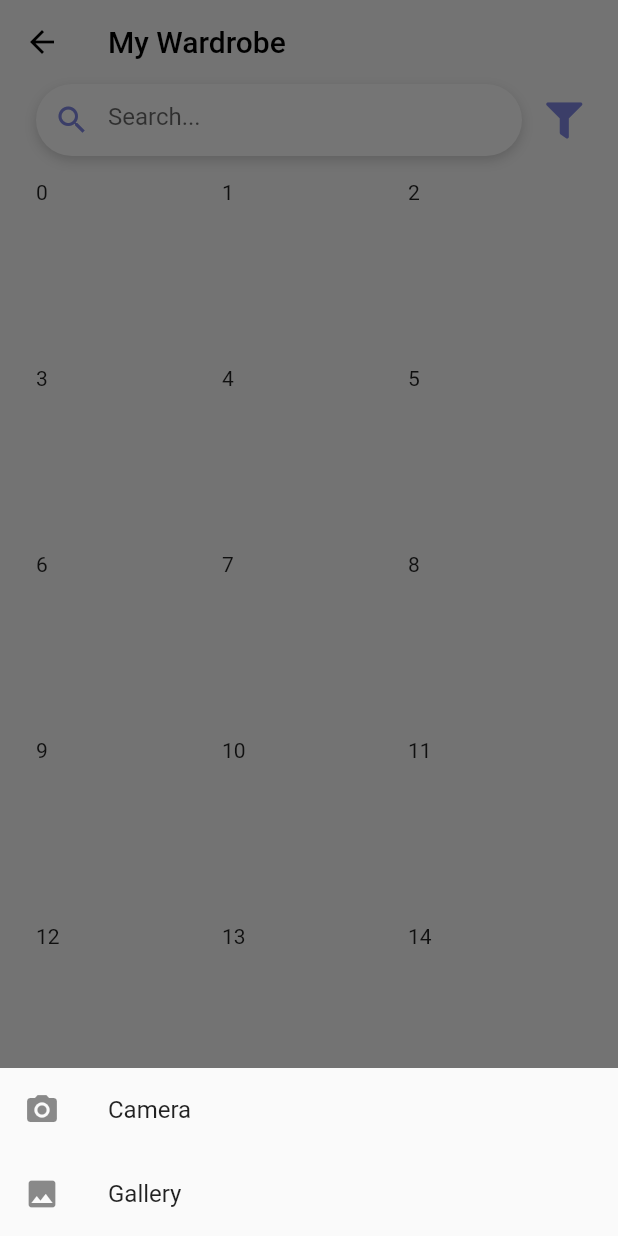
After one commit to samuelchanx/beyondhack-app, a Flutter app: the MyWardrobePage screen opened by its route, after a tap on the "add circle outline" icon, on a phone screen of 412 x 824 dp. The commit adds this screen. Run offline on Flutter 3.47's test engine with Material 2 defaults, Android fonts, the phone set to English and light mode, and no system bars; our stand-ins replace adaptive_dialog, animate_do, app_links, chat_bubbles, dartx, equatable and 12 more; missing offline and left inert: artemis, gql, nhost_graphql_adapter, nhost_sdk, sign_button; accounts and stored records are empty.

Commit message:
feat: add my wardrobe page

```diff
--- /dev/null
+++ b/lib/data/model/wardrobe/wardrobe_item.f.dart
@@ -0,0 +1,15 @@
+import 'package:freezed_annotation/freezed_annotation.dart';
+
+part 'wardrobe_item.f.freezed.dart';
+part 'wardrobe_item.f.g.dart';
+
+@freezed
+class WardrobeItem with _$WardrobeItem {
+  const WardrobeItem._();
+  factory WardrobeItem(
+    int id,
+    String imageId,
+  ) = _WardrobeItem;
+
+  factory WardrobeItem.fromJson(Map<String, dynamic> json) => _$WardrobeItemFromJson(json);
+}
--- a/lib/features/splash/splash_page.dart
+++ b/lib/features/splash/splash_page.dart
@@ -46,7 +46,7 @@ class _SplashPageState extends State<SplashPage> {
       isLoggedIn = true;
     } catch (e) {
       isLoggedIn = false;
-      logger.i('Not logged in');
+      logger.i('Not logged in: $e');
     }
   }
 
--- /dev/null
+++ b/lib/features/wardrobe/my_wardrobe_page.dart
@@ -0,0 +1,107 @@
+import 'package:beyondhack/features/wardrobe/viewmodel/my_wardrobe_viewmodel.dart';
+import 'package:beyondhack/features/wardrobe/widgets/my_wardrobe_images.dart';
+import 'package:beyondhack/ui/components/app_styled_icon.dart';
+import 'package:beyondhack/ui/components/button/app_elevated_button.dart';
+import 'package:beyondhack/ui/styles/app_colors.dart';
+import 'package:beyondhack/ui/styles/app_styles.dart';
+import 'package:beyondhack/ui/utils/get_view_model.dart';
+import 'package:beyondhack/ui/utils/image_picker_utils.dart';
+import 'package:beyondhack/ui/utils/ui_helper.dart';
+import 'package:flutter/material.dart';
+import 'package:font_awesome_flutter/font_awesome_flutter.dart';
+import 'package:get/get.dart';
+
+class MyWardrobePage extends StatefulWidget {
+  const MyWardrobePage({
+    Key? key,
+  }) : super(key: key);
+
+  @override
+  State<MyWardrobePage> createState() => _MyWardrobePageState();
+}
+
+class _MyWardrobePageState extends State<MyWardrobePage> with GetViewModel<MyWardrobeViewmodel> {
+  String searchKeyword = '';
+
+  @override
+  Widget build(BuildContext context) {
+    Get.put(MyWardrobeViewmodel());
+    return Container(
+      decoration: BoxDecoration(
+        gradient: LinearGradient(
+          begin: Alignment.topRight,
+          end: Alignment.bottomLeft,
+          colors: [
+            const Color(0xffE1F3EF),
+            const Color(0xffFBE8DB),
+            const Color(0xffD8E8ED).withOpacity(0.4),
+          ],
+        ),
+      ),
+      child: Scaffold(
+        bottomNavigationBar: GetBuilder<MyWardrobeViewmodel>(builder: (viewModel) {
+          if (viewModel.selectedWardrobeItems.isEmpty) {
+            return SizedBox();
+          }
+          return Column(
+            mainAxisSize: MainAxisSize.min,
+            mainAxisAlignment: MainAxisAlignment.end,
+            children: [
+              AppElevatedButton(
+                text: 'Change avalibility',
+              ),
+              AppElevatedButton(
+                text: 'Delete',
+              ),
+            ],
+          );
+        }),
+        floatingActionButton: const AppStyledIcon(
+          icon: Icons.add_circle_outline_rounded,
+        ).bounce(
+          onTap: () {
+            viewModel.pickImage();
+          },
+        ),
+        appBar: AppBar(
+          backgroundColor: Colors.transparent,
+          elevation: 0,
+          foregroundColor: Colors.black,
+          title: const Text('My Wardrobe'),
+        ),
+        body: Column(
+          children: [
+            Row(
+              children: [
+                TextField(
+                  decoration: const InputDecoration(
+                    hintText: 'Search...',
+                    border: InputBorder.none,
+                    prefixIcon: Icon(
+                      Icons.search,
+                      color: AppColors.deeperPurple,
+                    ),
+                  ),
+                  onChanged: (val) => searchKeyword = val,
+                )
+                    .decorated(
+                      borderRadius: BorderRadius.circular(132),
+                      color: Colors.white,
+                      boxShadow: AppStyles.appBoxShadows,
+                    )
+                    .expanded(),
+                const FaIcon(
+                  FontAwesomeIcons.filter,
+                  color: AppColors.deeperPurple,
+                ).padding(left: 16),
+              ],
+            ).padding(horizontal: 24),
+            const Expanded(
+              child: MyWardrobeImages(),
+            ),
+          ],
+        ),
+      ),
+    );
+  }
+}
--- /dev/null
+++ b/lib/features/wardrobe/viewmodel/my_wardrobe_viewmodel.dart
@@ -0,0 +1,16 @@
+import 'package:beyondhack/data/model/wardrobe/wardrobe_item.f.dart';
+import 'package:beyondhack/ui/utils/image_picker_utils.dart';
+import 'package:get/get_state_manager/get_state_manager.dart';
+
+class MyWardrobeViewmodel extends GetxController {
+  List<WardrobeItem> selectedWardrobeItems = [];
+  void pickImage() async {
+    final filePaths = await ImagePickerUtils.pickImage();
+    if (filePaths?.isEmpty ?? true) {
+      return;
+    }
+    // TODO:
+  }
+
+  Future _fetchWardrobeImages() async {}
+}
--- /dev/null
+++ b/lib/features/wardrobe/widgets/my_wardrobe_images.dart
@@ -0,0 +1,27 @@
+import 'package:beyondhack/features/wardrobe/viewmodel/my_wardrobe_viewmodel.dart';
+import 'package:beyondhack/ui/utils/ui_helper.dart';
+import 'package:flutter/material.dart';
+import 'package:get/get.dart';
+
+class MyWardrobeImages extends StatelessWidget with GetViewModel<MyWardrobeViewmodel> {
+  const MyWardrobeImages({
+    Key? key,
+  }) : super(key: key);
+
+  @override
+  Widget build(BuildContext context) {
+    return GridView.builder(
+      gridDelegate: const SliverGridDelegateWithFixedCrossAxisCount(
+        crossAxisCount: 3,
+        mainAxisSpacing: 8,
+        crossAxisSpacing: 8,
+      ),
+      itemBuilder: (context, index) {
+        return Text(index.toString());
+      },
+    ).paddingSymmetric(
+      horizontal: 24,
+      vertical: 16,
+    );
+  }
+}
--- a/lib/routes/app_pages.dart
+++ b/lib/routes/app_pages.dart
@@ -1,6 +1,7 @@
 import 'package:beyondhack/features/auth/pages/login_page.dart';
 import 'package:beyondhack/features/home/home_page.dart';
 import 'package:beyondhack/features/splash/splash_page.dart';
+import 'package:beyondhack/features/wardrobe/my_wardrobe_page.dart';
 import 'package:get/get.dart';
 
 String routeName<T>(T route) => '/$route';
@@ -10,5 +11,9 @@ class AppPages {
     GetPage(page: () => const SplashPage(), name: routeName(SplashPage)),
     GetPage(page: () => const LoginPage(), name: routeName(LoginPage)),
     GetPage(page: () => const HomePage(), name: routeName(HomePage)),
+    GetPage(
+      page: () => const MyWardrobePage(),
+      name: routeName(MyWardrobePage),
+    ),
   ];
 }
--- a/lib/ui/styles/app_styles.dart
+++ b/lib/ui/styles/app_styles.dart
@@ -8,4 +8,11 @@ class AppStyles {
       Color(0xffF4CDC9).withOpacity(0.5),
     ],
   );
+  static const appBoxShadows = [
+    BoxShadow(
+      color: Color(0x29000000),
+      offset: Offset(0, 3),
+      blurRadius: 6,
+    )
+  ];
 }
--- /dev/null
+++ b/lib/ui/utils/get_view_model.dart
@@ -0,0 +1,6 @@
+import 'package:get/get.dart';
+
+mixin GetViewModel<T> {
+  T get viewModel => GetInstance().find<T>();
+  T get controller => GetInstance().find<T>();
+}
--- /dev/null
+++ b/lib/ui/utils/image_picker_utils.dart
@@ -0,0 +1,41 @@
+import 'dart:io';
+
+import 'package:adaptive_dialog/adaptive_dialog.dart';
+import 'package:beyondhack/ui/utils/ui_helper.dart';
+import 'package:beyondhack/utils/globals.dart';
+import 'package:flutter/material.dart';
+import 'package:get/get.dart';
+import 'package:image_picker/image_picker.dart';
+
+class ImagePickerUtils {
+  static Future<List<String>?> pickImage() async {
+    final results = await showModalActionSheet(
+      context: Get.context!,
+      actions: [
+        SheetAction(
+          label: 'Camera',
+          icon: Icons.camera_alt,
+          key: true,
+        ),
+        SheetAction(label: 'Gallery', icon: Icons.photo, key: false),
+      ],
+    );
+    if (results == null) {
+      logger.i('User aborted picking image');
+      return null;
+    }
+
+    final picker = ImagePicker();
+    List<String> filePaths = [];
+    if (results) {
+      (await picker.pickImage(source: ImageSource.camera))?.let((e) {
+        filePaths.add(e.path);
+      });
+    } else {
+      (await picker.pickMultiImage())?.let((item) {
+        filePaths.addAll(item.map((e) => e.path));
+      });
+    }
+    return filePaths;
+  }
+}
--- a/lib/ui/utils/ui_helper.dart
+++ b/lib/ui/utils/ui_helper.dart
@@ -2,3 +2,4 @@ export 'package:styled_widget/styled_widget.dart';
 export '../../utils/run_loading_future.dart';
 export '../../utils/scoped_functions.dart';
 export '../components/common_ui_components.dart';
+export './get_view_model.dart';
```
Also changed, not shown: lib/features/home/home_page.dart (+6 -1 lines), lib/ui/components/button/app_elevated_button.dart (added, +70 -0 lines), lib/data/model/wardrobe/wardrobe_item.f.freezed.dart (added), lib/data/model/wardrobe/wardrobe_item.f.g.dart (added).
